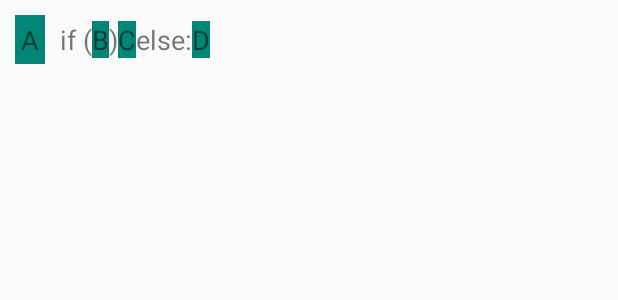
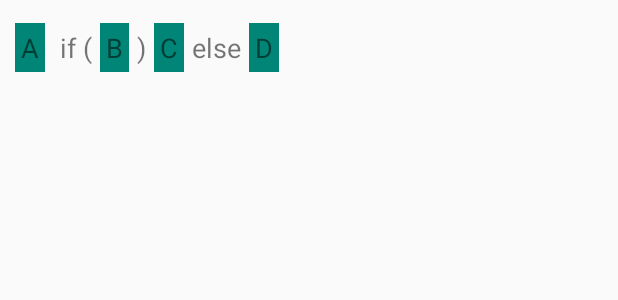
Before and after one commit to Ghilt/FractalView, an Android app: the layout list_item_condition_node.xml on its own in the app's theme, with its tools: preview values and no code run, on a phone screen of 412 x 824 dp. Shown: the top 300 px of the screen. Run offline under Robolectric (Android 15) with nearby library versions, the light colour scheme and no system bars.

Commit message:
fix node list debugging formatting

```diff
--- a/app/src/main/res/layout/list_item_condition_node.xml
+++ b/app/src/main/res/layout/list_item_condition_node.xml
@@ -28,9 +28,12 @@
         android:id="@+id/operand_condition_text"
         android:layout_width="wrap_content"
         android:layout_height="wrap_content"
+        android:layout_margin="5dp"
         android:textSize="18sp"
+        android:padding="4dp"
+
         tools:background="@color/colorPrimary"
-        tools:text="B"/>
+        tools:text="B" />
 
     <TextView
         android:id="@+id/operand_condition_end_bracket"
@@ -43,10 +46,13 @@
         android:id="@+id/operand_true_text"
         android:layout_width="wrap_content"
         android:layout_height="wrap_content"
-        android:text="@string/node_list_operator"
+        android:layout_margin="5dp"
+        android:text="@string/node_list_sum_all_end_bracket"
         android:textSize="18sp"
+        android:padding="4dp"
+
         tools:background="@color/colorPrimary"
-        tools:text="C"/>
+        tools:text="C" />
 
     <TextView
         android:id="@+id/operand_else_text"
@@ -59,10 +65,13 @@
         android:id="@+id/operand_false_text"
         android:layout_width="wrap_content"
         android:layout_height="wrap_content"
-        android:text="@string/node_list_operator"
+        android:layout_margin="5dp"
+        android:text="@string/node_list_sum_all_end_bracket"
         android:textSize="18sp"
+        android:padding="4dp"
+
         tools:background="@color/colorPrimary"
-        tools:text="D"/>
+        tools:text="D" />
 
 
 </LinearLayout>
--- a/app/src/main/res/values/strings.xml
+++ b/app/src/main/res/values/strings.xml
@@ -13,9 +13,9 @@
 
     <string name="node_list_create_conditional_part1">if (</string>
     <string name="node_list_create_conditional_part2">)</string>
-    <string name="node_list_create_conditional_part3"> else: </string>
+    <string name="node_list_create_conditional_part3">else</string>
     <string name="node_list_sum_all">Sum all (</string>
-    <string name="node_list_operator">) %1s %2s</string>
+    <string name="node_list_sum_all_end_bracket">) %1s</string>
 
     <string name="start_welcome">Welcome!</string>
     <string name="start_configure_button">Configure</string>
```
Also changed, not shown: app/src/main/java/se/admdev/fractalviewer/ancestorconfig/adapter/OperationViewHolder.kt (+19 -7 lines), app/src/main/res/layout/list_item_operation_node.xml (+10 -1 lines).
